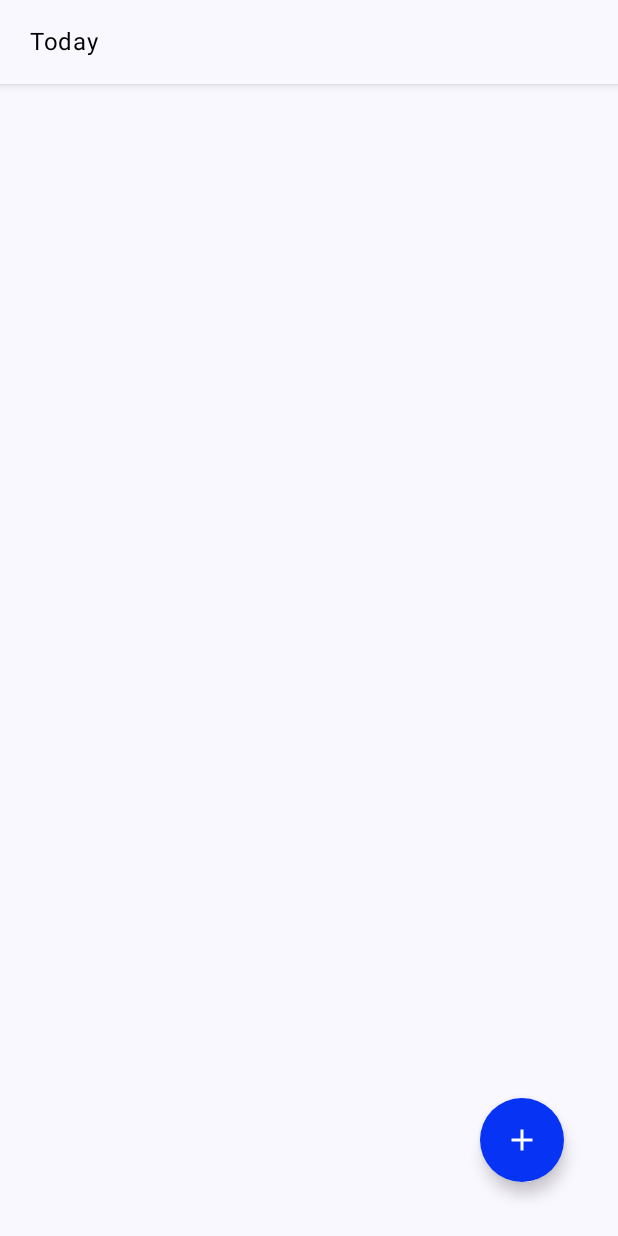
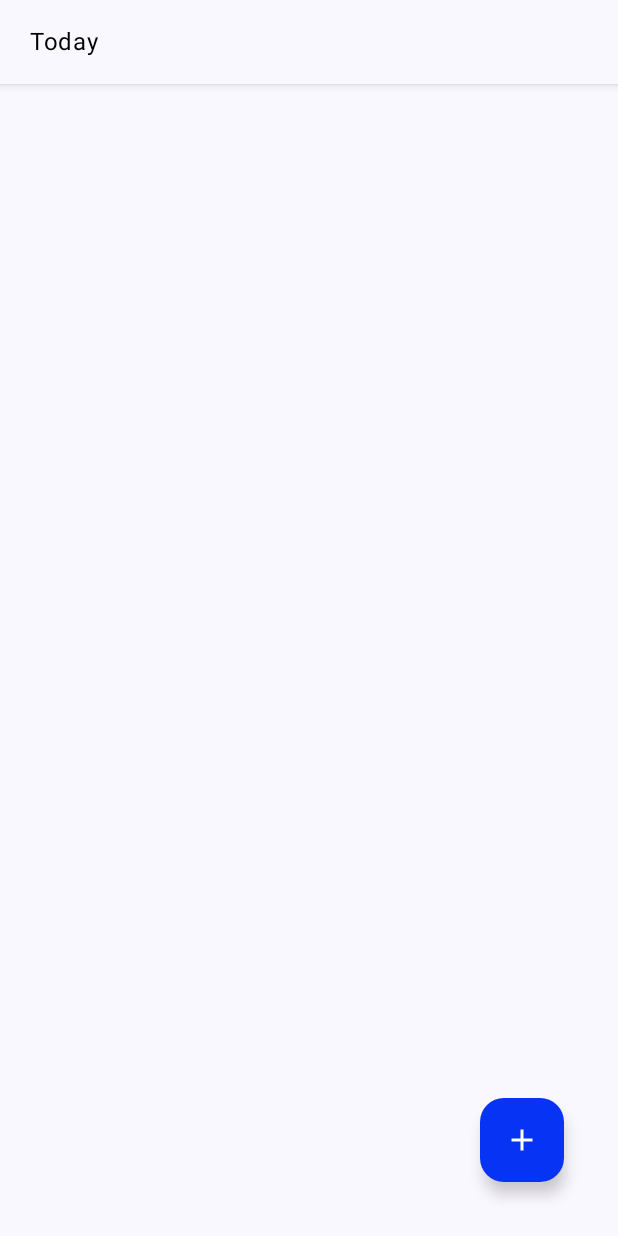
Before and after one commit to Daniel-Pino-2000/Tadu, an Android app built with Jetpack Compose: the HomeView screen opened through its navigation route, on a phone screen of 412 x 824 dp. Run offline under Robolectric (Android 15) with nearby library versions, the light colour scheme and no system bars; our stand-ins replace Room's generated code; 2 statements that could not run were skipped.

Commit message:
Now the add buttom is a square with rounded corners

```diff
--- a/app/src/main/java/com/example/todolist/HomeView.kt
+++ b/app/src/main/java/com/example/todolist/HomeView.kt
@@ -92,6 +92,7 @@ fun HomeView(navController: NavHostController, viewModel: TaskViewModel) {
             FloatingActionButton(
                 modifier = Modifier.padding(20.dp),
                 contentColor = Color.White,
+                shape = RoundedCornerShape(16.dp),
                 backgroundColor = colorResource(id = R.color.nice_blue),
                 onClick = {
                     taskBeingEdited = false
```
